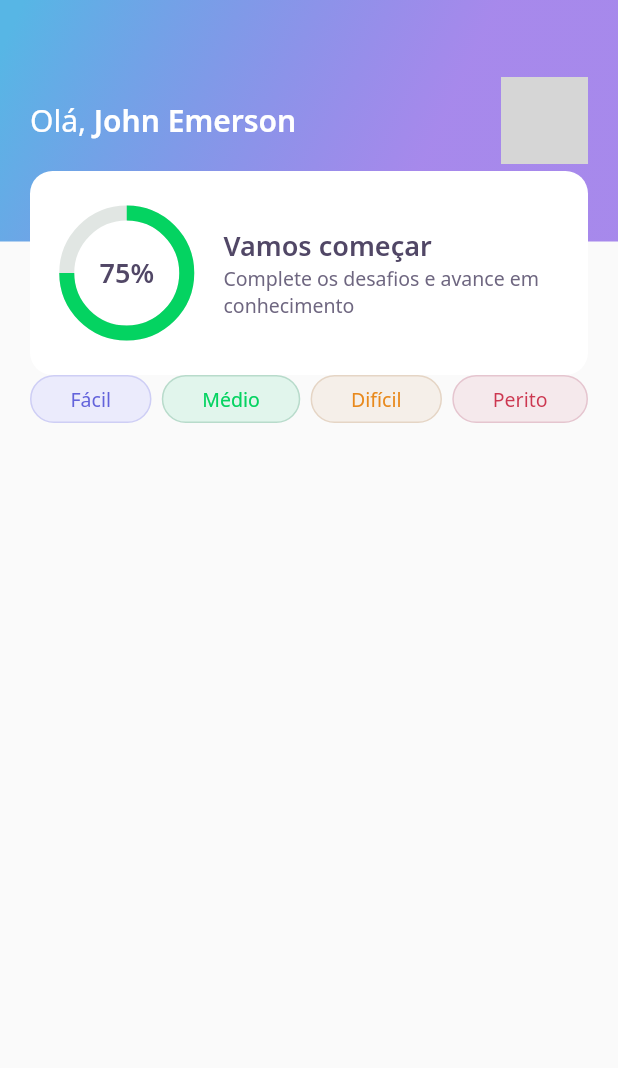
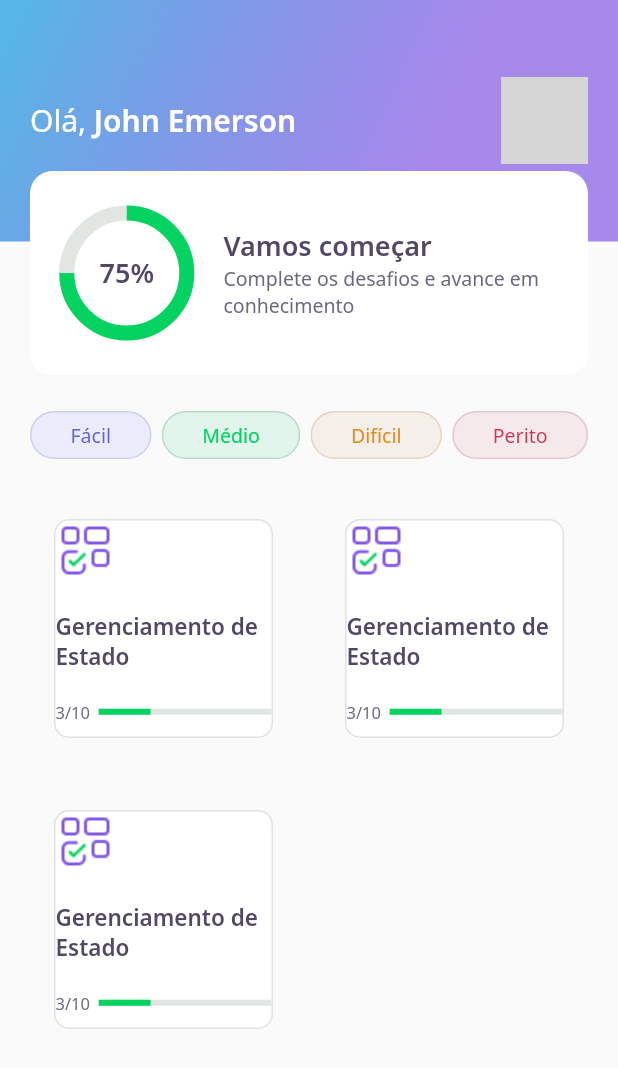
Before and after one commit to JohnEmerson1406/devquiz, a Flutter app: the screen it shows after launch, on a phone screen of 412 x 824 dp. Shown: the top 1068 px of the screen. Run offline on Flutter 3.47's test engine with Material 2 defaults, Android fonts, the phone set to English and light mode, and no system bars; our stand-ins replace google_fonts; network calls fail; grey boxes are pictures that could not be loaded.

Commit message:
feat: create quiz card widget

```diff
--- a/lib/home/home_page.dart
+++ b/lib/home/home_page.dart
@@ -1,5 +1,6 @@
 import 'package:devquiz/home/widgets/appbar/app_bar_widget.dart';
 import 'package:devquiz/home/widgets/level_button/level_button_widget.dart';
+import 'package:devquiz/home/widgets/quiz_card/quiz_card_widget.dart';
 import 'package:flutter/material.dart';
 
 class HomePage extends StatefulWidget {
@@ -14,7 +15,10 @@ class _HomePageState extends State<HomePage> {
       appBar: AppBarWidget(),
       body: Padding(
         padding: const EdgeInsets.symmetric(horizontal: 20),
-        child: Row(
+        child: Column(
+          children: [
+            SizedBox(height: 24),
+            Row(
               mainAxisAlignment: MainAxisAlignment.spaceBetween,
               children: [
                 LevelButtonWidget(
@@ -31,6 +35,21 @@ class _HomePageState extends State<HomePage> {
                 ),
               ],
             ),
+            SizedBox(height: 24),
+            Expanded(
+              child: GridView.count(
+                crossAxisCount: 2,
+                crossAxisSpacing: 16,
+                mainAxisSpacing: 16,
+                children: [
+                  QuizCardWidget(),
+                  QuizCardWidget(),
+                  QuizCardWidget(),
+                ],
+              ),
+            ),
+          ],
+        ),
       ),
     );
   }
--- /dev/null
+++ b/lib/home/widgets/quiz_card/quiz_card_widget.dart
@@ -0,0 +1,59 @@
+import 'package:devquiz/core/app_colors.dart';
+import 'package:devquiz/core/core.dart';
+import 'package:flutter/material.dart';
+
+class QuizCardWidget extends StatelessWidget {
+  @override
+  Widget build(BuildContext context) {
+    return Padding(
+      padding: const EdgeInsets.all(16),
+      child: Container(
+        decoration: BoxDecoration(
+          border: Border.fromBorderSide(
+            BorderSide(
+              color: AppColors.border,
+            ),
+          ),
+          color: AppColors.white,
+          borderRadius: BorderRadius.circular(10),
+        ),
+        child: Column(
+          crossAxisAlignment: CrossAxisAlignment.start,
+          children: [
+            Container(
+              height: 40,
+              width: 40,
+              child: Image.asset(AppImages.blocks),
+            ),
+            SizedBox(height: 20),
+            Text(
+              'Gerenciamento de Estado',
+              style: AppTextStyles.heading15,
+            ),
+            SizedBox(height: 20),
+            Row(
+              children: [
+                Expanded(
+                  flex: 1,
+                  child: Text(
+                    '3/10',
+                    style: AppTextStyles.body11,
+                  ),
+                ),
+                Expanded(
+                  flex: 4,
+                  child: LinearProgressIndicator(
+                    value: 0.3,
+                    backgroundColor: AppColors.chartSecondary,
+                    valueColor:
+                        AlwaysStoppedAnimation<Color>(AppColors.chartPrimary),
+                  ),
+                ),
+              ],
+            ),
+          ],
+        ),
+      ),
+    );
+  }
+}
```
Lines whose indentation alone changed are shown as unchanged.
